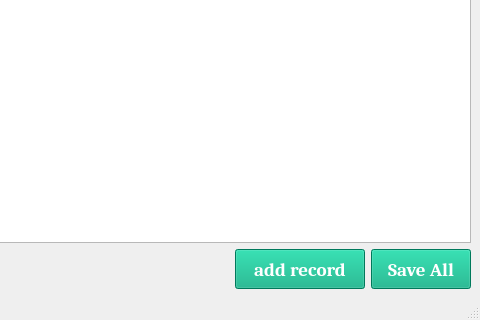
Qt form UI/UI_PV_saveRecord.ui (zlmturnout/PlotPVs) before a commit; both pictures show x 397 to 877 and y 280 to 600 of the 877 by 600 pixel window.
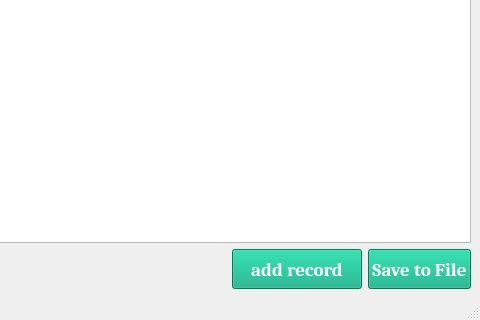
The same form after that commit.

```diff
--- a/UI/UI_PV_saveRecord.ui
+++ b/UI/UI_PV_saveRecord.ui
@@ -249,7 +249,7 @@
           </property>
           <property name="maximumSize">
            <size>
-            <width>100</width>
+            <width>120</width>
             <height>40</height>
            </size>
           </property>
@@ -269,7 +269,7 @@
 QPushButton:pressed{background-color:rgb(255, 91, 58);}</string>
           </property>
           <property name="text">
-           <string>Save All</string>
+           <string>Save to File</string>
           </property>
          </widget>
         </item>
```
Left out of the diff: 2 changed lines with no effect on the pictures.
